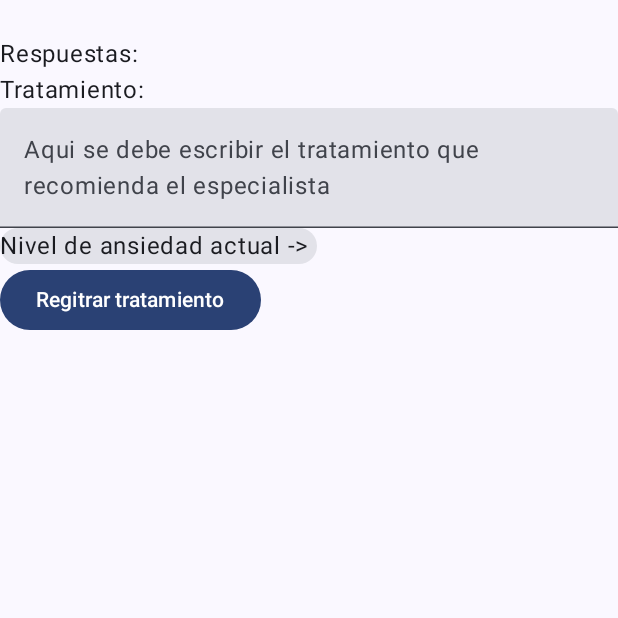
After one commit to bbluloops/SisvitaAS_G3, an Android app built with Jetpack Compose: the composable EvaluarResultadoScreen called with empty values, on a phone screen of 412 x 824 dp, the top half of it. The commit adds this screen. Run offline under Robolectric (Android 15) with nearby library versions, the phone set to English and light mode, and no system bars; our stand-ins replace livedata-compose.

Commit message:
IUs asignados

```diff
--- a/app/src/main/java/com/example/proyectosisvitag3/ui/view/Cuestionario.kt
+++ b/app/src/main/java/com/example/proyectosisvitag3/ui/view/Cuestionario.kt
@@ -16,6 +16,7 @@ import androidx.compose.ui.unit.sp
 import androidx.compose.ui.tooling.preview.Preview
 import androidx.lifecycle.viewmodel.compose.viewModel
 import android.util.Log
+import androidx.compose.runtime.livedata.observeAsState
 import com.example.proyectosisvitag3.ui.theme.iu.CuestionarioViewModel
 import com.example.proyectosisvitag3.ui.theme.data.model.*
 
--- /dev/null
+++ b/app/src/main/java/com/example/proyectosisvitag3/ui/view/EvaluarResultadoScreen.kt
@@ -0,0 +1,120 @@
+package com.example.proyectosisvitag3.ui.theme.iu
+
+import android.os.Build
+import android.provider.MediaStore.Audio.Radio
+import android.util.Log
+import androidx.annotation.RequiresApi
+import androidx.compose.foundation.Image
+import androidx.compose.foundation.clickable
+import androidx.compose.foundation.layout.*
+import androidx.compose.foundation.rememberScrollState
+import androidx.compose.foundation.text.KeyboardOptions
+import androidx.compose.foundation.verticalScroll
+import androidx.compose.material3.*
+import androidx.compose.runtime.*
+import androidx.compose.runtime.livedata.observeAsState
+import androidx.compose.ui.Alignment
+import androidx.compose.ui.Modifier
+import androidx.compose.ui.graphics.Color
+import androidx.compose.ui.res.painterResource
+import androidx.compose.ui.text.font.FontWeight
+import androidx.compose.ui.text.input.KeyboardType
+import androidx.compose.ui.unit.dp
+import androidx.compose.ui.unit.sp
+import androidx.navigation.NavHostController
+import kotlinx.coroutines.launch
+import com.example.proyectosisvitag3.R
+import androidx.lifecycle.LiveData
+import androidx.lifecycle.MutableLiveData
+import androidx.compose.ui.text.TextStyle
+import androidx.compose.ui.text.font.FontFamily
+import androidx.compose.ui.tooling.preview.Preview
+import androidx.navigation.compose.rememberNavController
+import androidx.compose.runtime.Composable
+import com.example.proyectosisvitag3.data.model.response.OpcionResponse
+import com.example.proyectosisvitag3.data.model.response.RespuestaResponse
+import java.time.LocalDate
+
+@RequiresApi(Build.VERSION_CODES.O)
+@Composable
+fun EvaluarResultadoScreen(navController: NavHostController,
+                           viewModel: EvaluarResultadoViewModel,
+                           idResultado: String,
+                           puntajeObtenido:String,
+                           idEspecialista:String,
+                           nivelAnsiedad: String,
+                           nombreTest: String) {
+    viewModel.loadRespuestas(idResultado)
+    viewModel.loadOpciones(nombreTest)
+    val opciones: List<OpcionResponse> by viewModel.opciones
+    val respuestas:List<RespuestaResponse> by viewModel.respuestasResponse
+    var tratamiento:String by remember {
+        mutableStateOf("")
+    }
+    var showDialog by remember {
+        mutableStateOf(false)
+    }
+    var nivelAnsiedadState by remember{
+        mutableStateOf(nivelAnsiedad)
+    }
+    Box(modifier = Modifier.fillMaxSize()) {
+        Row (horizontalArrangement = Arrangement.Center)
+        {
+            Column(modifier = Modifier.verticalScroll(rememberScrollState()))
+            {
+                Card {
+                    Text(text = puntajeObtenido)
+                }
+                Text(text = "Respuestas:")
+                respuestas.forEach { respuesta ->
+                    Card {
+                        Text(text = "Respuesta selecccionada ->${respuesta.respuestas}")
+                        Text(text = "Valor numerico:${respuesta.valorRespuesta}")
+                    }
+                    Spacer(modifier = Modifier.padding(20.dp))
+                }
+                Text(text = "Tratamiento:")
+                TextField(value = tratamiento, placeholder = {
+                    Text(text = "Aqui se debe escribir el tratamiento que recomienda el especialista")
+                }, onValueChange = { tratamiento = it })
+                Card{
+                    Text("Nivel de ansiedad actual -> $nivelAnsiedadState")
+                    opciones.forEach{
+                            opcion ->
+                        Text(opcion.interpretacionPuntaje)
+                        RadioButton(selected = (nivelAnsiedadState == opcion.interpretacionPuntaje), onClick = {
+                            nivelAnsiedadState = opcion.interpretacionPuntaje
+                        })
+                    }
+                }
+                Button(onClick = {
+                    showDialog = true
+                    viewModel.sendTratamiento(
+                        idEspecialista,
+                        idResultado,
+                        tratamiento,
+                        LocalDate.now().toString(),
+                        nivelAnsiedadState
+                    )
+                }) {
+                    Text(text = "Regitrar tratamiento")
+                }
+            }
+        }
+        if(showDialog)
+        {
+            Column(verticalArrangement = Arrangement.Center) {
+                Row (horizontalArrangement = Arrangement.Center) {
+                    Card {
+                        Text(text = "Tratamiento registrado con exito")
+                        Text(text = "Fecha inicio tratamiento :${LocalDate.now()}")
+                        Text(text = "Recomendacion: ${tratamiento}")
+                        Button(onClick = { showDialog = false }) {
+                            Text("Ok")
+                        }
+                    }
+                }
+            }
+        }
+    }
+}
--- /dev/null
+++ b/app/src/main/java/com/example/proyectosisvitag3/ui/viewmodel/EvaluarResultadoViewModel.kt
@@ -0,0 +1,77 @@
+package com.example.proyectosisvitag3.ui.theme.iu
+
+import android.util.Log
+import android.util.Patterns
+import androidx.lifecycle.LiveData
+import androidx.lifecycle.ViewModel
+import androidx.lifecycle.MutableLiveData
+import androidx.compose.runtime.mutableStateOf
+import androidx.compose.runtime.State
+import kotlin.Pair
+import kotlinx.coroutines.Dispatchers
+import kotlinx.coroutines.launch
+import androidx.lifecycle.viewModelScope
+import com.example.proyectosisvitag3.data.model.request.RecomendacionApoyoRequest
+import com.example.proyectosisvitag3.data.model.response.OpcionResponse
+import com.example.proyectosisvitag3.data.model.response.RespuestaResponse
+import com.example.proyectosisvitag3.data.repository.OpcionRepository
+import com.example.proyectosisvitag3.data.repository.RecomendacionApoyoRepository
+import com.example.proyectosisvitag3.data.repository.RespuestasTestRepository
+import com.example.proyectosisvitag3.data.repository.ResultadosTestRepository
+import retrofit2.Response
+import java.time.LocalDate
+
+class EvaluarResultadoViewModel : ViewModel()  {
+
+    private val repository = RespuestasTestRepository()
+    private val tratamientoRepository= RecomendacionApoyoRepository()
+    private val opcionRepository = OpcionRepository()
+    private val _opciones = mutableStateOf(emptyList<OpcionResponse>())
+    val opciones: State<List<OpcionResponse>> = _opciones
+    private val _respuestasResponse = mutableStateOf(emptyList<RespuestaResponse>())
+    val respuestasResponse:State<List<RespuestaResponse>> = _respuestasResponse
+    private val _tratamiento = mutableStateOf(RecomendacionApoyoRequest("","","","","",""))
+    val tratamiento:State<RecomendacionApoyoRequest> = _tratamiento
+
+    fun loadOpciones(nombreTest: String){
+        viewModelScope.launch(Dispatchers.IO){
+            try {
+                val response = opcionRepository.obtenerOpciones(nombreTest)
+                _opciones.value = response
+            }
+            catch (e:Exception){
+                Log.e("EvaluarResultado View Model",e.toString())
+            }
+        }
+    }
+
+    fun loadRespuestas(idResultado:String){
+        viewModelScope.launch(Dispatchers.IO) {
+            try {
+                val response = repository.respuestasTest(mapOf(Pair("idResultado",idResultado.toInt())))
+                _respuestasResponse.value = response
+            }
+            catch (e:Exception){
+                Log.e("EvaluarResultado View model",e.toString())
+            }
+        }
+    }
+
+    fun sendTratamiento(idEspecialista:String,
+                        idResultadoTest:String,
+                        descripcionRecomendacionApoyo:String,
+                        fechaInicioRecomendacionApoyo:String,
+                        nivelAnsiedadRevision:String) {
+        viewModelScope.launch(Dispatchers.IO) {
+            try{
+                val request = RecomendacionApoyoRequest(idEspecialista,idResultadoTest,descripcionRecomendacionApoyo,
+                    fechaInicioRecomendacionApoyo,fechaInicioRecomendacionApoyo,nivelAnsiedadRevision)
+                val response = tratamientoRepository.insertarRecomendaciones(request)
+            }
+            catch(e:Exception){
+                Log.e("EvaluarResultado View model",e.toString())
+            }
+        }
+    }
+
+}
```
Also changed, not shown: app/src/main/java/com/example/proyectosisvitag3/ui/view/EscogerTestScreen.kt (added, +58 -0 lines), app/src/main/java/com/example/proyectosisvitag3/ui/view/ListTestScreen.kt (added, +37 -0 lines), app/src/main/java/com/example/proyectosisvitag3/ui/view/ResultadosTestScreen.kt (added, +56 -0 lines), app/src/main/java/com/example/proyectosisvitag3/ui/viewmodel/EscogerTestViewModel.kt (added, +29 -0 lines), app/src/main/java/com/example/proyectosisvitag3/ui/viewmodel/ResultadosTestViewModel.kt (added, +29 -0 lines).
